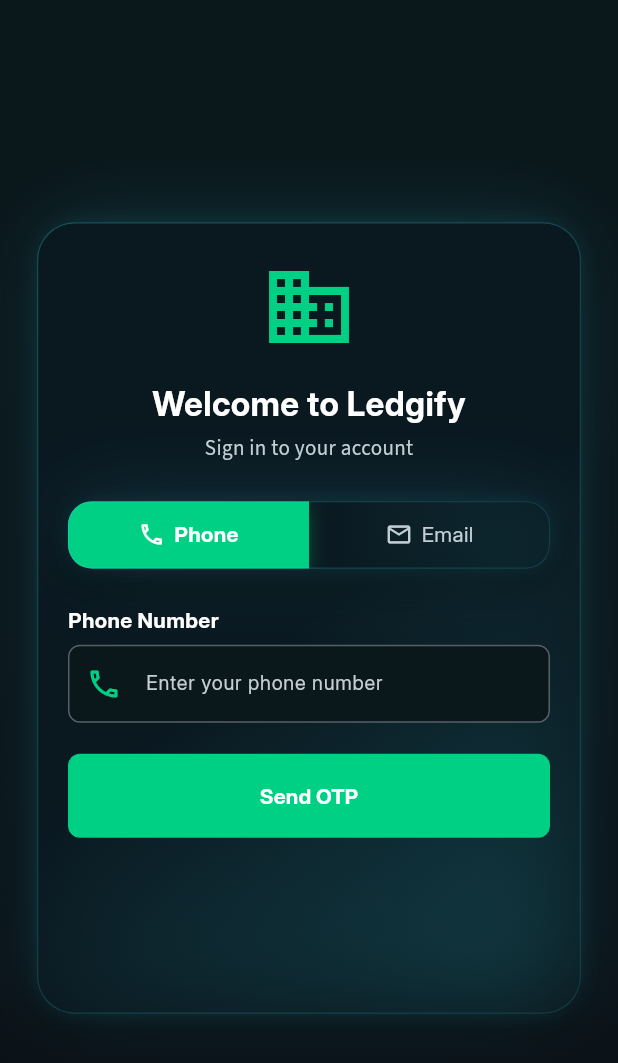
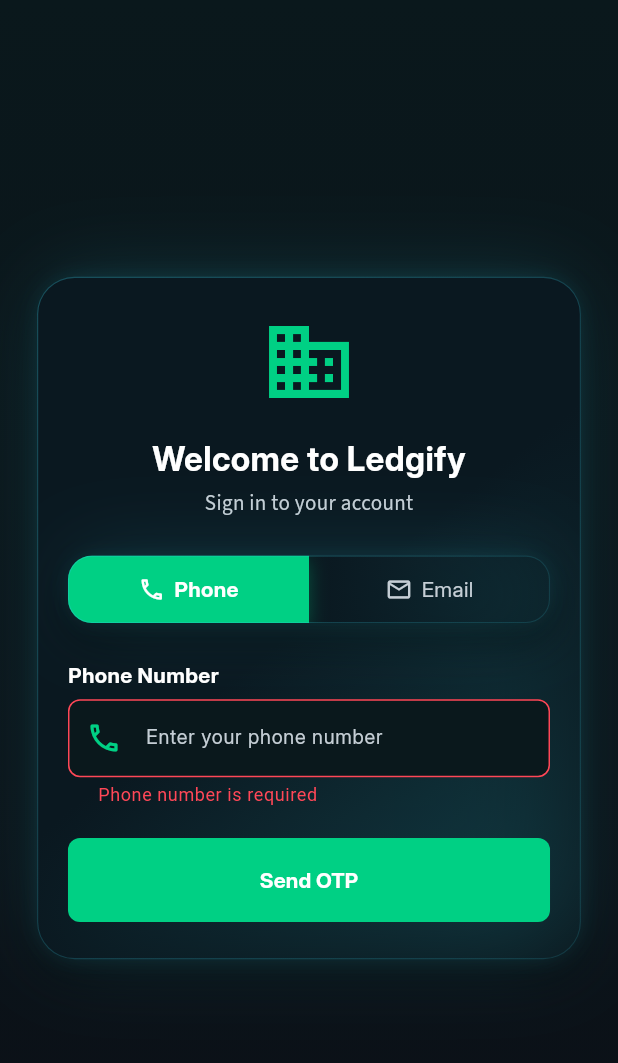
Before and after one commit to UK-Dev786/ledgfy, a Flutter app: the screen it shows after launch, after a tap on "Send OTP", on a phone screen of 412 x 824 dp. Shown: the top 1063 px of the screen. Run offline on Flutter 3.47's test engine with Material 3 defaults, Android fonts, the phone set to English and light mode, and no system bars; our stand-ins replace flutter_riverpod, go_router.

Commit message:
add auto adjusted height of containers and add validations.

```diff
--- a/lib/features/auth/presentation/pages/login/login_page.dart
+++ b/lib/features/auth/presentation/pages/login/login_page.dart
@@ -3,10 +3,8 @@
 import '../../../../../core/constants/app_colors.dart';
 import '../../../../../core/constants/app_sizes.dart';
 import '../../../../../core/extensions/context_extensions.dart';
-import '../../../../../core/widgets/my_button.dart';
 import '../../../../../core/widgets/my_card.dart';
 import '../../../../../core/widgets/my_text.dart';
-import '../../../../../core/widgets/my_text_field.dart';
 import '../../../../../core/widgets/themed_gradient_bg.dart';
 import '../shared_widgets/tab_item.dart';
 import 'sub_widgets/email_form.dart';
@@ -20,7 +18,6 @@
 }
 
 class _LoginPageState extends State<LoginPage> {
-  final _pageController = PageController();
   final _phoneController = TextEditingController();
   final _emailController = TextEditingController();
   final _passwordController = TextEditingController();
@@ -29,7 +26,6 @@
 
   @override
   void dispose() {
-    _pageController.dispose();
     _phoneController.dispose();
     _emailController.dispose();
     _passwordController.dispose();
@@ -38,11 +34,6 @@
 
   void _switchTab(int index) {
     setState(() => _currentTab = index);
-    _pageController.animateToPage(
-      index,
-      duration: const Duration(milliseconds: 320),
-      curve: Curves.easeInOut,
-    );
   }
 
   @override
@@ -107,64 +98,37 @@
                         SizedBox(height: context.h * 3),
 
                         // ── Swipeable form pages ─────────────────────────────
-                        SizedBox(
-                          height: context.h * 30,
-                          child: PageView(
-                            controller: _pageController,
-                            onPageChanged: (i) =>
-                                setState(() => _currentTab = i),
-                            children: [
-                              PhoneForm(controller: _phoneController),
-                              EmailForm(
-                                emailController: _emailController,
-                                passwordController: _passwordController,
+                        AnimatedSwitcher(
+                          duration: const Duration(milliseconds: 320),
+                          switchInCurve: Curves.easeInOut,
+                          switchOutCurve: Curves.easeInOut,
+                          transitionBuilder: (child, animation) {
+                            final isPhone = child.key == const ValueKey(0);
+                            final offset = isPhone
+                                ? const Offset(-1, 0)
+                                : const Offset(1, 0);
+                            return SlideTransition(
+                              position: Tween(
+                                begin: offset,
+                                end: Offset.zero,
+                              ).animate(animation),
+                              child: FadeTransition(
+                                opacity: animation,
+                                child: child,
                               ),
-                            ],
-                          ),
+                            );
+                          },
+                          child: _currentTab == 0
+                              ? PhoneForm(
+                                  key: const ValueKey(0),
+                                  controller: _phoneController,
+                                )
+                              : EmailForm(
+                                  key: const ValueKey(1),
+                                  emailController: _emailController,
+                                  passwordController: _passwordController,
+                                ),
                         ),
-
-                        // SizedBox(height: context.h * 2),
-
-                        // ── Divider ──────────────────────────────────────────
-                        // Row(
-                        //   children: [
-                        //     Expanded(
-                        //       child: Divider(
-                        //         color: AppColors.textHint.withValues(alpha: 0.3),
-                        //         thickness: 1,
-                        //       ),
-                        //     ),
-                        //     Padding(
-                        //       padding: EdgeInsets.symmetric(
-                        //         horizontal: context.w * 3,
-                        //       ),
-                        //       child: MyText(
-                        //         'or continue with',
-                        //         font: AppFont.sourceSans,
-                        //         size: AppSizes.caption,
-                        //         color: AppColors.textHint,
-                        //       ),
-                        //     ),
-                        //     Expanded(
-                        //       child: Divider(
-                        //         color: AppColors.textHint.withValues(alpha: 0.3),
-                        //         thickness: 1,
-                        //       ),
-                        //     ),
-                        //   ],
-                        // ),
-                        // SizedBox(height: context.h * 2),
-
-                        // ── Biometric ─────────────────────────────────────────
-                        // MyButton(
-                        //   text: 'Use Biometric',
-                        //   onTap: () {},
-                        //   variant: MyButtonVariant.outlined,
-                        //   icon: const Icon(
-                        //     Icons.fingerprint,
-                        //     color: AppColors.primary,
-                        //   ),
-                        // ),
                       ],
                     ),
                   ), // MyCard
--- a/lib/features/auth/presentation/pages/login/sub_widgets/phone_form.dart
+++ b/lib/features/auth/presentation/pages/login/sub_widgets/phone_form.dart
@@ -5,28 +5,60 @@
 import '../../../../../../core/widgets/my_button.dart';
 import '../../../../../../core/widgets/my_text_field.dart';
 
-class PhoneForm extends StatelessWidget {
+class PhoneForm extends StatefulWidget {
   final TextEditingController controller;
   const PhoneForm({super.key, required this.controller});
 
   @override
+  State<PhoneForm> createState() => _PhoneFormState();
+}
+
+class _PhoneFormState extends State<PhoneForm> {
+  final _formKey = GlobalKey<FormState>();
+
+  String? _validatePhone(String? value) {
+    if (value == null || value.trim().isEmpty) {
+      return 'Phone number is required';
+    }
+    final digits = value.replaceAll(RegExp(r'[\s\-\+]'), '');
+    if (digits.length < 10) {
+      return 'Enter a valid phone number';
+    }
+    if (!RegExp(r'^[\d\s\+\-]+$').hasMatch(value)) {
+      return 'Only digits, spaces, + and - are allowed';
+    }
+    return null;
+  }
+
+  @override
   Widget build(BuildContext context) {
-    return Column(
+    return Form(
+      key: _formKey,
+      child: Column(
         mainAxisSize: MainAxisSize.min,
         children: [
           MyTextField(
             title: 'Phone Number',
             hintText: 'Enter your phone number',
-          controller: controller,
+            controller: widget.controller,
             keyboardType: TextInputType.phone,
             prefixIcon: const Icon(
               Icons.phone_outlined,
               color: AppColors.primary,
             ),
+            validator: _validatePhone,
           ),
           SizedBox(height: context.h * 2.5),
-        MyButton(text: 'Send OTP', onTap: () {}),
+          MyButton(
+            text: 'Send OTP',
+            onTap: () {
+              if (_formKey.currentState!.validate()) {
+                // TODO: Implement phone OTP logic
+              }
+            },
+          ),
         ],
+      ),
     );
   }
 }
```
Also changed, not shown: lib/features/auth/presentation/pages/login/sub_widgets/email_form.dart (+48 -6 lines). Lines whose indentation alone changed are shown as unchanged.
